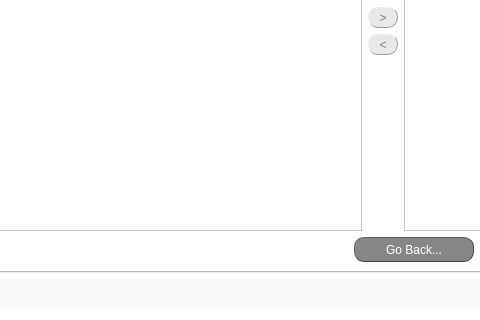
Old version of the form src/gui/ui/load_project_screen.ui in the repository jsanchez679/morphoHeart; both pictures show x 237 to 717 and y 460 to 780 of the 919 by 780 pixel window.
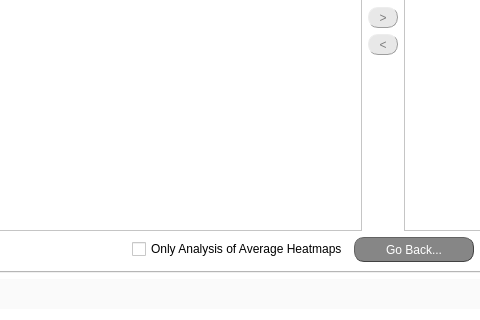
New version of the form.

Commit message: Added average heatmap only to multip analysis windows

```diff
--- a/src/gui/ui/load_project_screen.ui
+++ b/src/gui/ui/load_project_screen.ui
@@ -1553,6 +1553,43 @@
            </property>
           </spacer>
          </item>
+         <item>
+          <widget class="QCheckBox" name="cB_only_avehm">
+           <property name="sizePolicy">
+            <sizepolicy hsizetype="Fixed" vsizetype="Fixed">
+             <horstretch>0</horstretch>
+             <verstretch>0</verstretch>
+            </sizepolicy>
+           </property>
+           <property name="minimumSize">
+            <size>
+             <width>200</width>
+             <height>18</height>
+            </size>
+           </property>
+           <property name="maximumSize">
+            <size>
+             <width>16777214</width>
+             <height>16777215</height>
+            </size>
+           </property>
+           <property name="layoutDirection">
+            <enum>Qt::LeftToRight</enum>
+           </property>
+           <property name="styleSheet">
+            <string notr="true">font: 25 10pt &quot;Calibri Light&quot;;</string>
+           </property>
+           <property name="text">
+            <string>Only Analysis of Average Heatmaps</string>
+           </property>
+           <property name="checkable">
+            <bool>true</bool>
+           </property>
+           <property name="checked">
+            <bool>false</bool>
+           </property>
+          </widget>
+         </item>
          <item>
           <widget class="QPushButton" name="button_go_back_comb">
            <property name="minimumSize">
```
The commit also changes 5 other files.
